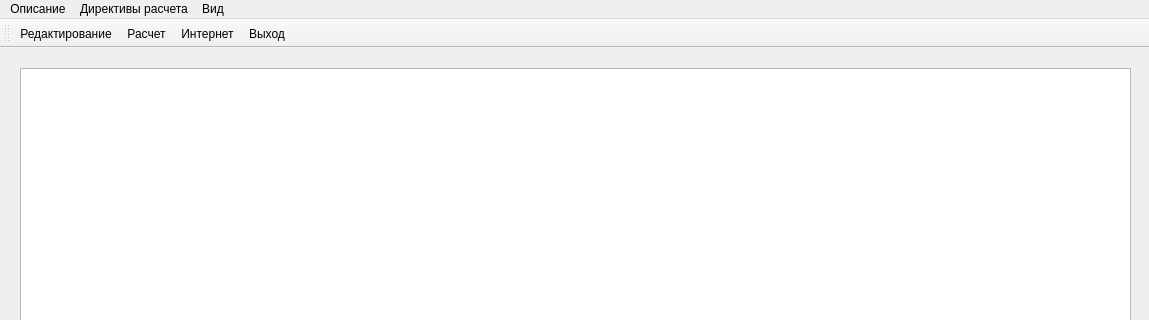
First picture: the form in mainwindow.ui, repository Ekop007/CSM, before the edit; both pictures show x 0 to 1149 and y 0 to 320 of the 1149 by 658 pixel window.
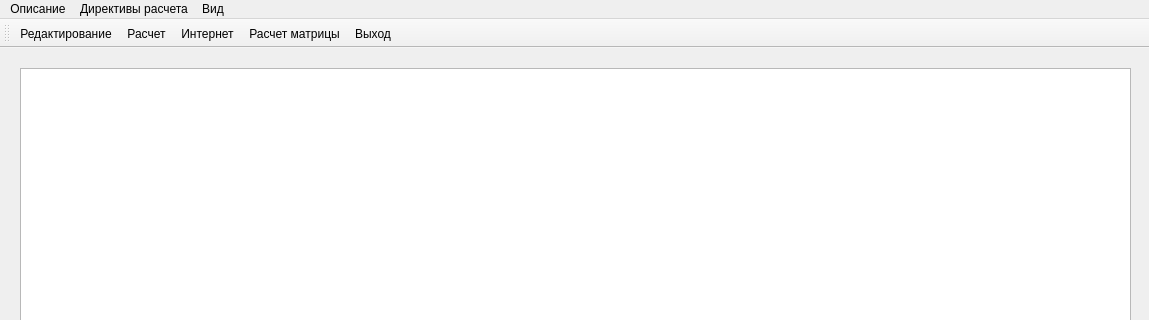
Second picture: the form after the edit.

```diff
--- a/mainwindow.ui
+++ b/mainwindow.ui
@@ -90,6 +90,7 @@
    <addaction name="ID_RED"/>
    <addaction name="ID_CALC"/>
    <addaction name="ID_INTERNET"/>
+   <addaction name="ID_CALC_MATRIX"/>
    <addaction name="ID_EXIT"/>
   </widget>
   <action name="ID_CONS">
@@ -153,6 +154,11 @@
     <string>Вывод в файл</string>
    </property>
   </action>
+  <action name="ID_CALC_MATRIX">
+   <property name="text">
+    <string>Расчет матрицы</string>
+   </property>
+  </action>
  </widget>
  <layoutdefault spacing="6" margin="11"/>
  <resources/>
```
Left out of the diff: 16 changed lines with no effect on the pictures.
